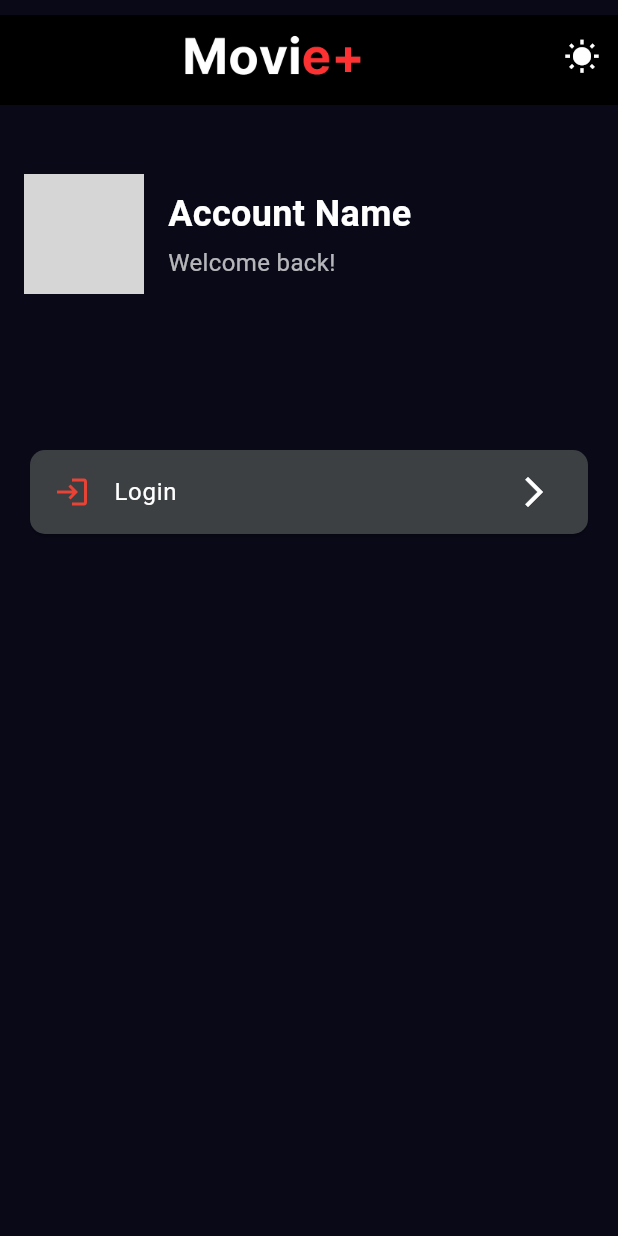
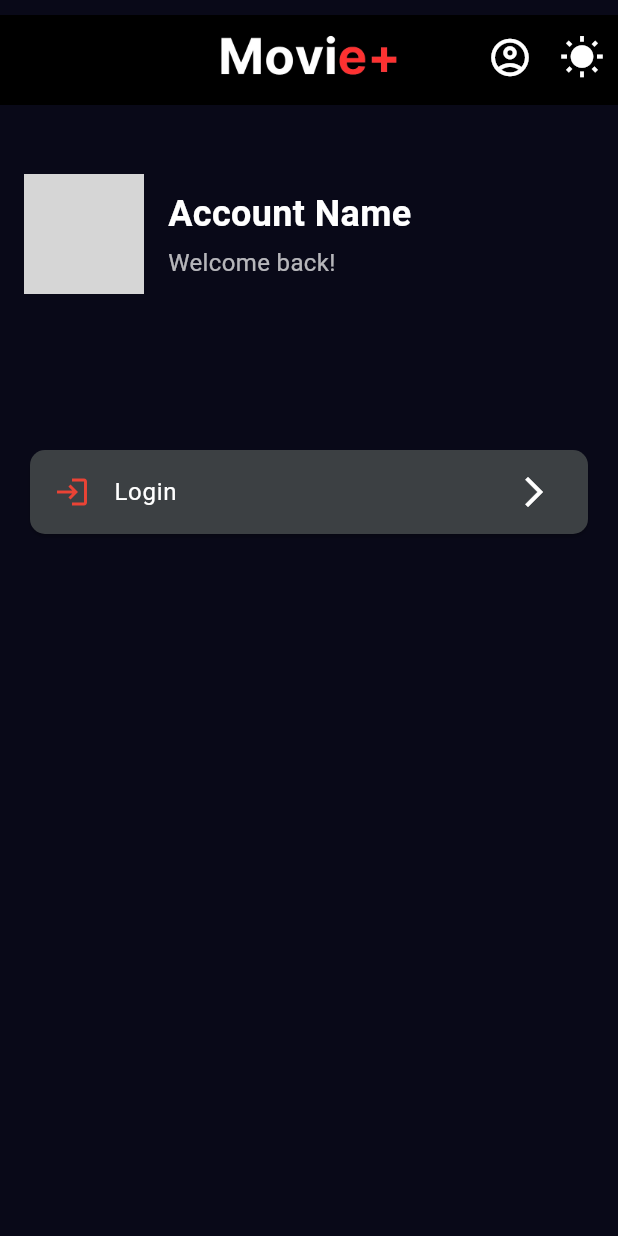
Before and after one commit to Alhphuc03/Movie_App_Flutter, a Flutter app: the AccountScreen screen opened directly, on a phone screen of 412 x 824 dp. Run offline on Flutter 3.47's test engine with Material 3 defaults, Android fonts, the phone set to English and light mode, and no system bars; our stand-ins replace carousel_slider, chewie, lottie, shared_preferences, video_player, webview_flutter and 1 more; accounts and stored records are empty; network calls fail; grey boxes are pictures that could not be loaded.

Commit message:
new commit login logout

```diff
--- /dev/null
+++ b/lib/common/AvatarManager.dart
@@ -0,0 +1,17 @@
+// lib/common/global_manager.dart
+
+import 'package:flutter/material.dart';
+
+class GlobalManager {
+  static final ValueNotifier<String> avatarUrlNotifier = ValueNotifier<String>('');
+
+  static String get avatarUrl => avatarUrlNotifier.value;
+
+  static set avatarUrl(String url) {
+    avatarUrlNotifier.value = url;
+  }
+
+  static void clearAvatarUrl() {
+    avatarUrlNotifier.value = '';
+  }
+}
--- a/lib/widgets/App_Bar.dart
+++ b/lib/widgets/App_Bar.dart
@@ -1,4 +1,5 @@
 import 'package:flutter/material.dart';
+import 'package:xemphim/common/AvatarManager.dart';
 
 class CustomAppBar extends StatefulWidget implements PreferredSizeWidget {
   const CustomAppBar({Key? key}) : super(key: key);
@@ -18,13 +19,11 @@ class _CustomAppBarState extends State<CustomAppBar> {
     return PreferredSize(
       preferredSize: widget.preferredSize,
       child: Padding(
-        padding:
-            const EdgeInsets.only(top: 10.0), // Thêm padding 10 pixels từ top
+        padding: const EdgeInsets.only(top: 10.0),
         child: AppBar(
           backgroundColor: isDarkMode ? Colors.black : Colors.white,
           foregroundColor: isDarkMode ? Colors.white : Colors.black,
           title: Container(
-            alignment: Alignment.center,
             child: Image.asset(
               'assets/logo_movie.png',
               height: 50,
@@ -33,18 +32,39 @@ class _CustomAppBarState extends State<CustomAppBar> {
           ),
           centerTitle: true,
           actions: [
-            Container(
-              alignment: Alignment.center,
-              child: IconButton(
-                onPressed: () {
-                  setState(() {
-                    isDarkMode =
-                        !isDarkMode; // Đảo ngược trạng thái chế độ sáng/tối
-                  });
-                },
-                icon:
-                    Icon(isDarkMode ? Icons.wb_sunny : Icons.nightlight_round),
-              ),
+            Row(
+              children: [
+                ValueListenableBuilder<String>(
+                  valueListenable: GlobalManager.avatarUrlNotifier,
+                  builder: (context, avatarUrl, child) {
+                    return IconButton(
+                      onPressed: () {
+                        // Add functionality for user icon here
+                      },
+                      icon: avatarUrl.isNotEmpty
+                          ? CircleAvatar(
+                              radius: 15.0,
+                              backgroundImage: NetworkImage(avatarUrl),
+                            )
+                          : Icon(
+                              Icons.account_circle_outlined,
+                              size: 30,
+                            ),
+                    );
+                  },
+                ),
+                IconButton(
+                  onPressed: () {
+                    setState(() {
+                      isDarkMode = !isDarkMode;
+                    });
+                  },
+                  icon: Icon(
+                    isDarkMode ? Icons.wb_sunny : Icons.nightlight_round,
+                    size: 30,
+                  ),
+                ),
+              ],
             ),
           ],
         ),
--- a/lib/widgets/detail/MovieBackdrop.dart
+++ b/lib/widgets/detail/MovieBackdrop.dart
@@ -12,7 +12,7 @@ class MovieBackdrop extends StatelessWidget {
       children: [
         Image.network(
           "https://image.tmdb.org/t/p/original/${movie.backdropPath}",
-          height: 300,
+          height: 250,
           width: double.infinity,
           fit: BoxFit.cover,
         ),
--- a/lib/widgets/detail/MovieDetails.dart
+++ b/lib/widgets/detail/MovieDetails.dart
@@ -1,7 +1,7 @@
 import 'package:flutter/material.dart';
 import 'package:xemphim/model/movie_detail.dart';
 import 'package:xemphim/screens/detail/trailer_screen.dart';
-import 'package:xemphim/screens/detail/watch_movie_screen.dart'; // Add this import
+import 'package:xemphim/screens/detail/watch_movie_screen.dart';
 import 'package:xemphim/widgets/detail/GenreTag.dart';
 
 class MovieDetails extends StatelessWidget {
--- a/pubspec.yaml
+++ b/pubspec.yaml
@@ -11,7 +11,6 @@ dependencies:
   carousel_slider: ^4.2.1
   flutter:
     sdk: flutter
-  # flutter_inappwebview: ^6.0.0
   google_fonts: ^6.2.1
   http: ^1.2.1
   intl: ^0.19.0
@@ -22,6 +21,7 @@ dependencies:
   youtube_video_player: ^0.1.1
   chewie: ^1.5.0
   video_player: ^2.4.0
+  webview_flutter: ^2.0.10
 
 dev_dependencies:
   flutter_test:
```
Also changed, not shown: lib/common/AvatarProvider.dart (added, +14 -0 lines), lib/screens/account/account_screen.dart (+18 -16 lines), lib/screens/auth/auth_screen.dart (+6 -7 lines), lib/screens/auth/registration_screen.dart (+99 -16 lines), lib/screens/auth/sign_up.dart (added, +34 -0 lines), lib/screens/auth/sign_in_screen.dart (line endings or trailing spaces), pubspec.lock, 1 other file.
